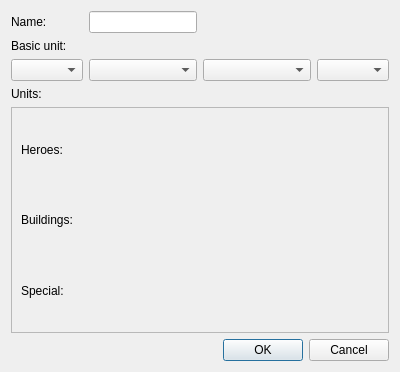
This is src/editor/objecteditor/ui/unitselectiondialog.ui in tdauth/wc3lib as Qt 5 draws it before an edit. The edited form follows.
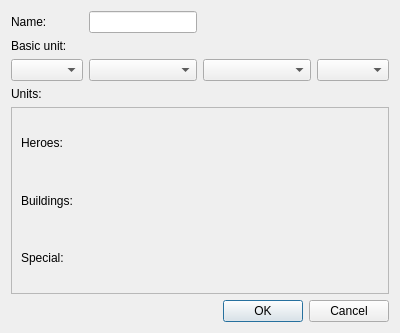
This is the edited form. Custom widgets are drawn as their Qt base class.

Commit message: Improved Unit Selection Dialog

Patch:
```diff
--- a/src/editor/objecteditor/ui/unitselectiondialog.ui
+++ b/src/editor/objecteditor/ui/unitselectiondialog.ui
@@ -7,7 +7,7 @@
     <x>0</x>
     <y>0</y>
     <width>400</width>
-    <height>372</height>
+    <height>333</height>
    </rect>
   </property>
   <property name="windowTitle">
@@ -81,41 +81,41 @@
         <x>0</x>
         <y>0</y>
         <width>386</width>
-        <height>240</height>
+        <height>201</height>
        </rect>
       </property>
-      <layout class="QGridLayout" name="gridLayout">
-       <item row="0" column="0">
+      <layout class="QVBoxLayout" name="verticalLayout">
+       <item>
         <layout class="QGridLayout" name="m_unitsGridLayout"/>
        </item>
-       <item row="1" column="0">
+       <item>
         <widget class="QLabel" name="m_heroesLabel">
          <property name="text">
           <string>Heroes:</string>
          </property>
         </widget>
        </item>
-       <item row="3" column="0">
+       <item>
+        <layout class="QGridLayout" name="m_heroesGridLayout"/>
+       </item>
+       <item>
         <widget class="QLabel" name="m_buildingsLabel">
          <property name="text">
           <string>Buildings:</string>
          </property>
         </widget>
        </item>
-       <item row="4" column="0">
+       <item>
         <layout class="QGridLayout" name="m_buildingsGridLayout"/>
        </item>
-       <item row="2" column="0">
-        <layout class="QGridLayout" name="m_heroesGridLayout"/>
-       </item>
-       <item row="5" column="0">
+       <item>
         <widget class="QLabel" name="m_specialLabel">
          <property name="text">
           <string>Special:</string>
          </property>
         </widget>
        </item>
-       <item row="6" column="0">
+       <item>
         <layout class="QGridLayout" name="m_specialGridLayout"/>
        </item>
       </layout>
```
The commit also changes 5 other files.
